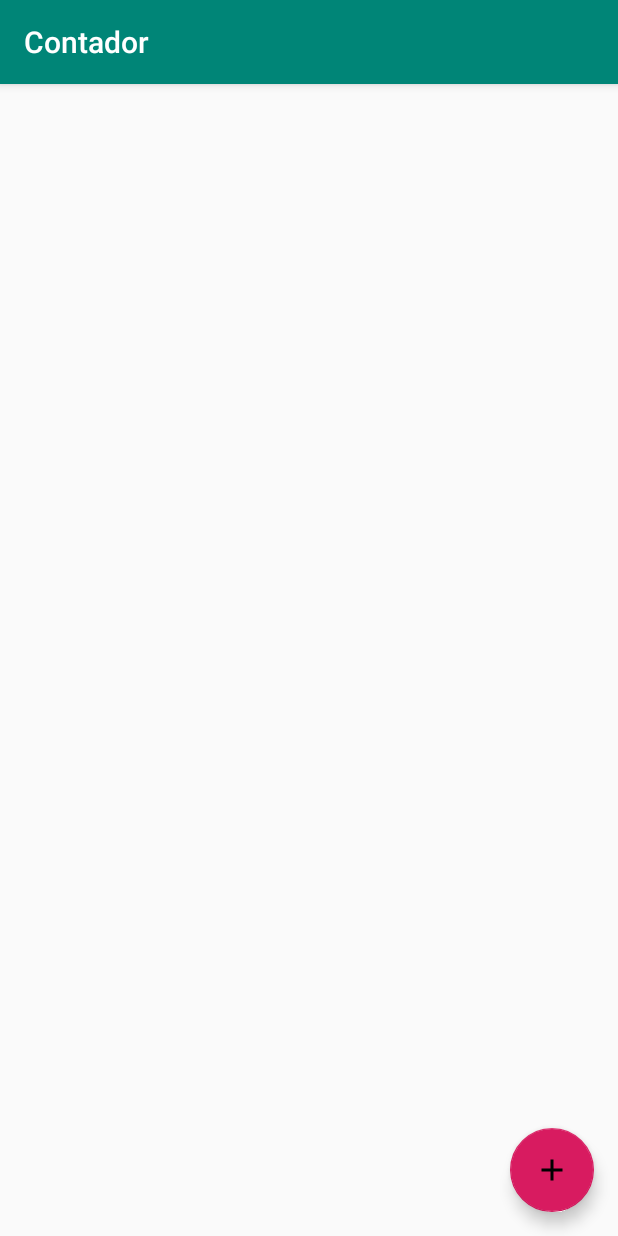
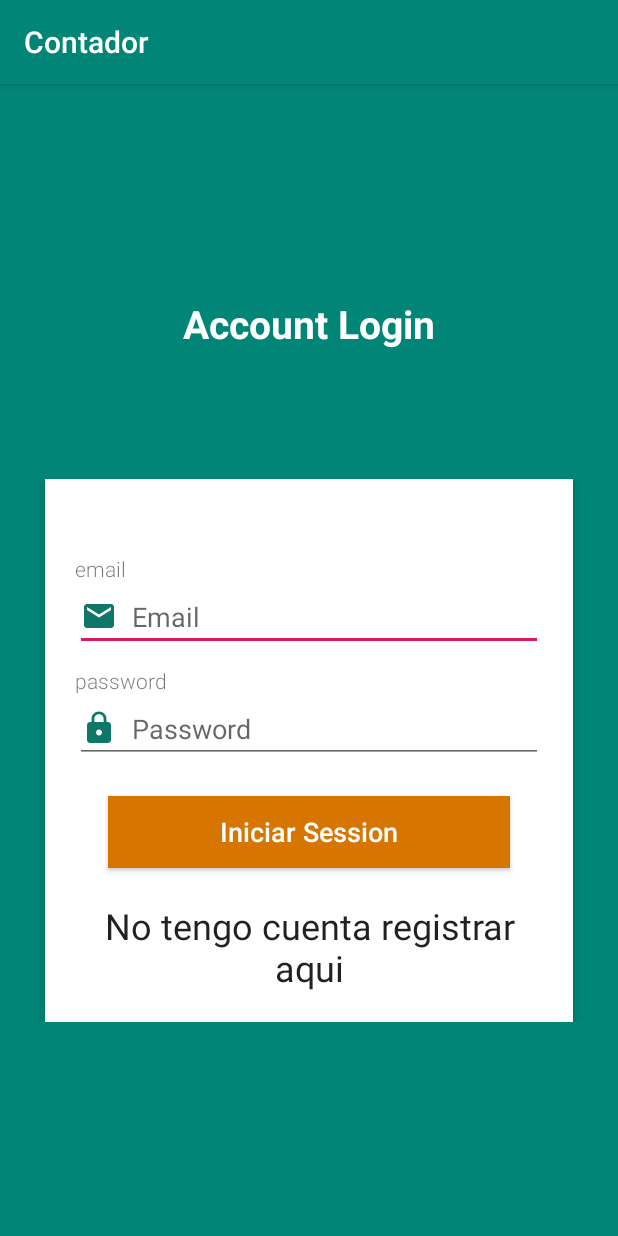
Before and after one commit to menjivar98/Contador, an Android app: the screen it shows after launch (MainActivity before the commit, LoginActivity after it), on a phone screen of 412 x 824 dp. Run offline under Robolectric (Android 15) with nearby library versions, the phone set to English and light mode, and no system bars; our stand-ins replace Firebase (no records; nobody signed in at launch, a user with empty details on screens opened directly).

Commit message:
Implementando Firebase agregando login

```diff
--- a/app/build.gradle
+++ b/app/build.gradle
@@ -3,6 +3,7 @@ apply plugin: 'com.android.application'
 apply plugin: 'kotlin-android'
 
 apply plugin: 'kotlin-android-extensions'
+apply plugin: 'com.google.gms.google-services'
 
 android {
     compileSdkVersion 28
@@ -28,6 +29,7 @@ dependencies {
     implementation 'androidx.appcompat:appcompat:1.0.2'
     implementation 'androidx.core:core-ktx:1.0.2'
     implementation 'androidx.constraintlayout:constraintlayout:1.1.3'
+    implementation 'com.google.firebase:firebase-auth:16.0.5'
     testImplementation 'junit:junit:4.12'
     androidTestImplementation 'androidx.test:runner:1.2.0'
     androidTestImplementation 'androidx.test.espresso:espresso-core:3.2.0'
--- a/app/src/main/java/com/example/contador/MainActivity.kt
+++ b/app/src/main/java/com/example/contador/activities/HomeActivity.kt
@@ -1,16 +1,16 @@
-package com.example.contador
+package com.example.contador.activities
 
 import android.content.Intent
 import androidx.appcompat.app.AppCompatActivity
 import android.os.Bundle
-import android.widget.LinearLayout
 import androidx.recyclerview.widget.LinearLayoutManager
 import androidx.recyclerview.widget.RecyclerView
+import com.example.contador.R
 import com.example.contador.adapter.ContadorAdapter
 import com.example.contador.db.DBHandler
 import kotlinx.android.synthetic.main.activity_main.*
 
-class MainActivity : AppCompatActivity() {
+class HomeActivity : AppCompatActivity() {
 
     companion object {
         lateinit var dbHandler: DBHandler
@@ -26,9 +26,11 @@ class MainActivity : AppCompatActivity() {
         viewContadores()
 
         fab.setOnClickListener {
-            val i = Intent(this,AddActivity::class.java)
+            val i = Intent(this, AddActivity::class.java)
             startActivity(i)
         }
+
+
 
     }
 
--- /dev/null
+++ b/app/src/main/java/com/example/contador/activities/LoginActivity.kt
@@ -0,0 +1,77 @@
+package com.example.contador.activities
+
+import android.content.Intent
+import androidx.appcompat.app.AppCompatActivity
+import android.os.Bundle
+import android.util.Patterns
+import android.view.View
+import com.example.contador.R
+import com.example.contador.helper.login
+import com.example.contador.helper.toast
+import com.google.firebase.auth.FirebaseAuth
+import kotlinx.android.synthetic.main.activity_login.*
+
+class LoginActivity : AppCompatActivity() {
+    private lateinit var mAuth: FirebaseAuth
+
+    override fun onCreate(savedInstanceState: Bundle?) {
+        super.onCreate(savedInstanceState)
+        setContentView(R.layout.activity_login)
+
+        mAuth = FirebaseAuth.getInstance()
+
+        button_sign_in.setOnClickListener {
+            val email = text_email.text.toString().trim()
+            val password = edit_text_password.text.toString().trim()
+
+            if (email.isEmpty()){
+                text_email.error = "El correo es requerido"
+                text_email.requestFocus()
+                return@setOnClickListener
+            }else if (!Patterns.EMAIL_ADDRESS.matcher(email).matches()){
+                text_email.error = "Se nececita un correo valido"
+                text_email.requestFocus()
+                return@setOnClickListener
+            }else if (password.isEmpty() || password.length < 6){
+                edit_text_password.error = "Se necesita minimo 6 caracteres"
+                edit_text_password.requestFocus()
+                return@setOnClickListener
+            }
+
+            loginUser(email,password)
+
+        }
+
+        text_view_register.setOnClickListener {
+            startActivity(Intent(this@LoginActivity, RegisterActivity::class.java))
+        }
+    }
+
+    private fun loginUser(email: String, password: String) {
+        progressbar.visibility = View.VISIBLE
+        mAuth.signInWithEmailAndPassword(email,password)
+            .addOnCompleteListener(this) {task ->
+                progressbar.visibility = View.GONE
+                if (task.isSuccessful){
+
+                    login()
+
+                }else{
+                    task.exception?.message?.let {
+                        toast(it)
+                    }
+                }
+
+            }
+
+    }
+
+    override fun onStart() {
+        super.onStart()
+
+        mAuth.currentUser?.let {
+            login()
+        }
+    }
+
+}
--- /dev/null
+++ b/app/src/main/res/drawable/ic_email.xml
@@ -0,0 +1,5 @@
+<vector android:height="24dp" android:tint="#0F7767"
+        android:viewportHeight="24.0" android:viewportWidth="24.0"
+        android:width="24dp" xmlns:android="http://schemas.android.com/apk/res/android">
+    <path android:fillColor="#FF000000" android:pathData="M20,4L4,4c-1.1,0 -1.99,0.9 -1.99,2L2,18c0,1.1 0.9,2 2,2h16c1.1,0 2,-0.9 2,-2L22,6c0,-1.1 -0.9,-2 -2,-2zM20,8l-8,5 -8,-5L4,6l8,5 8,-5v2z"/>
+</vector>
--- /dev/null
+++ b/app/src/main/res/drawable/ic_lock.xml
@@ -0,0 +1,5 @@
+<vector android:height="24dp" android:tint="#0F7767"
+        android:viewportHeight="24.0" android:viewportWidth="24.0"
+        android:width="24dp" xmlns:android="http://schemas.android.com/apk/res/android">
+    <path android:fillColor="#FF000000" android:pathData="M18,8h-1L17,6c0,-2.76 -2.24,-5 -5,-5S7,3.24 7,6v2L6,8c-1.1,0 -2,0.9 -2,2v10c0,1.1 0.9,2 2,2h12c1.1,0 2,-0.9 2,-2L20,10c0,-1.1 -0.9,-2 -2,-2zM12,17c-1.1,0 -2,-0.9 -2,-2s0.9,-2 2,-2 2,0.9 2,2 -0.9,2 -2,2zM15.1,8L8.9,8L8.9,6c0,-1.71 1.39,-3.1 3.1,-3.1 1.71,0 3.1,1.39 3.1,3.1v2z"/>
+</vector>
--- a/app/src/main/res/layout/activity_add.xml
+++ b/app/src/main/res/layout/activity_add.xml
@@ -4,7 +4,7 @@
               android:layout_width="match_parent"
               android:layout_height="match_parent"
               android:orientation="vertical"
-              tools:context=".MainActivity">
+              tools:context=".activities.HomeActivity">
 
     <LinearLayout
             android:layout_width="match_parent"
--- /dev/null
+++ b/app/src/main/res/layout/activity_login.xml
@@ -0,0 +1,115 @@
+<?xml version="1.0" encoding="utf-8"?>
+<RelativeLayout xmlns:android="http://schemas.android.com/apk/res/android"
+                xmlns:tools="http://schemas.android.com/tools"
+                android:layout_width="match_parent"
+                android:layout_height="match_parent"
+                android:background="#008577"
+                android:orientation="vertical"
+                tools:context=".ui.LoginActivity"
+                android:scrollbarAlwaysDrawVerticalTrack="true">
+
+    <RelativeLayout
+            android:id="@+id/loginLayout"
+            android:layout_centerInParent="true"
+            android:layout_width="match_parent"
+            android:layout_height="wrap_content">
+
+        <TextView
+                android:id="@+id/login_title"
+                android:layout_width="fill_parent"
+                android:layout_height="wrap_content"
+                android:layout_marginBottom="16dp"
+                android:gravity="center_horizontal"
+                android:text="Account Login"
+                android:textColor="#fff"
+                android:textSize="26sp"
+                android:textStyle="bold"/>
+
+        <RelativeLayout
+                android:layout_width="fill_parent"
+                android:layout_height="wrap_content"
+                android:layout_below="@+id/login_title"
+                android:layout_marginLeft="30dp"
+                android:layout_marginRight="30dp"
+                android:layout_marginTop="70dp"
+                android:background="#fff"
+                android:elevation="4dp"
+                android:orientation="vertical"
+                android:padding="20dp">
+
+            <LinearLayout
+                    android:layout_width="fill_parent"
+                    android:layout_height="wrap_content"
+                    android:orientation="vertical"
+                    android:paddingTop="30dp">
+
+
+                <TextView
+                        android:labelFor="@id/text_email"
+                        android:text="email"
+                        android:fontFamily="sans-serif-light"
+                        android:layout_width="wrap_content"
+                        android:layout_height="wrap_content"/>
+
+                <EditText
+                        android:id="@+id/text_email"
+                        android:layout_width="fill_parent"
+                        android:layout_height="wrap_content"
+                        android:drawableLeft="@drawable/ic_email"
+                        android:drawablePadding="10dp"
+                        android:singleLine="true"
+                        android:layout_marginBottom="10dp"
+                        android:hint="Email"
+                        android:inputType="textEmailAddress"/>
+
+                <TextView
+                        android:labelFor="@id/edit_text_password"
+                        android:text="password"
+                        android:fontFamily="sans-serif-light"
+                        android:layout_width="wrap_content"
+                        android:layout_height="wrap_content"/>
+
+                <EditText
+                        android:drawablePadding="10dp"
+                        android:layout_width="fill_parent"
+                        android:layout_height="wrap_content"
+                        android:singleLine="true"
+                        android:id="@+id/edit_text_password"
+                        android:drawableLeft="@drawable/ic_lock"
+                        android:hint="Password"
+                        android:inputType="textPassword"/>
+
+
+                <Button
+                        android:id="@+id/button_sign_in"
+                        android:layout_width="fill_parent"
+                        android:layout_height="wrap_content"
+                        android:layout_margin="22dp"
+                        android:background="#d67601"
+                        android:text="Iniciar Session"
+                        android:textAllCaps="false"
+                        android:textColor="#fff"
+                        android:textSize="18sp"/>
+
+                <TextView
+                        android:id="@+id/text_view_register"
+                        android:layout_gravity="center_horizontal"
+                        android:textAppearance="@style/TextAppearance.AppCompat.Headline"
+                        android:textAlignment="center"
+                        android:text="No tengo cuenta registrar aqui"
+                        android:layout_width="wrap_content"
+                        android:layout_height="wrap_content"/>
+            </LinearLayout>
+
+        </RelativeLayout>
+
+    </RelativeLayout>
+
+    <ProgressBar
+            android:id="@+id/progressbar"
+            android:visibility="gone"
+            android:layout_centerInParent="true"
+            android:layout_width="wrap_content"
+            android:layout_height="wrap_content"/>
+
+</RelativeLayout>
--- a/app/src/main/res/layout/activity_main.xml
+++ b/app/src/main/res/layout/activity_main.xml
@@ -6,7 +6,7 @@
         android:layout_width="match_parent"
         android:layout_margin="0dp"
         android:layout_height="match_parent"
-        tools:context=".MainActivity">
+        tools:context=".activities.HomeActivity">
 
 
     <androidx.recyclerview.widget.RecyclerView
--- a/build.gradle
+++ b/build.gradle
@@ -10,6 +10,7 @@ buildscript {
     dependencies {
         classpath 'com.android.tools.build:gradle:3.4.1'
         classpath "org.jetbrains.kotlin:kotlin-gradle-plugin:$kotlin_version"
+        classpath 'com.google.gms:google-services:4.2.0'
         // NOTE: Do not place your application dependencies here; they belong
         // in the individual module build.gradle files
     }
```
Also changed, not shown: app/src/main/AndroidManifest.xml (+9 -2 lines), app/src/main/java/com/example/contador/activities/AddActivity.kt (renamed from app/src/main/java/com/example/contador/AddActivity.kt, +3 -4 lines), app/src/main/java/com/example/contador/activities/RegisterActivity.kt (added, +81 -0 lines), app/src/main/java/com/example/contador/helper/Helper.kt (added, +26 -0 lines), app/src/main/res/drawable/ic_boy.xml (added, +22 -0 lines), app/src/main/res/drawable/ic_home.xml (added, +33 -0 lines), app/src/main/res/drawable/ic_phone.xml (added, +9 -0 lines), app/src/main/res/drawable/ic_point.xml (added, +9 -0 lines), app/src/main/res/drawable/user_profile_image_background.xml (added, +14 -0 lines), app/src/main/res/layout/activity_register.xml (added, +115 -0 lines).
